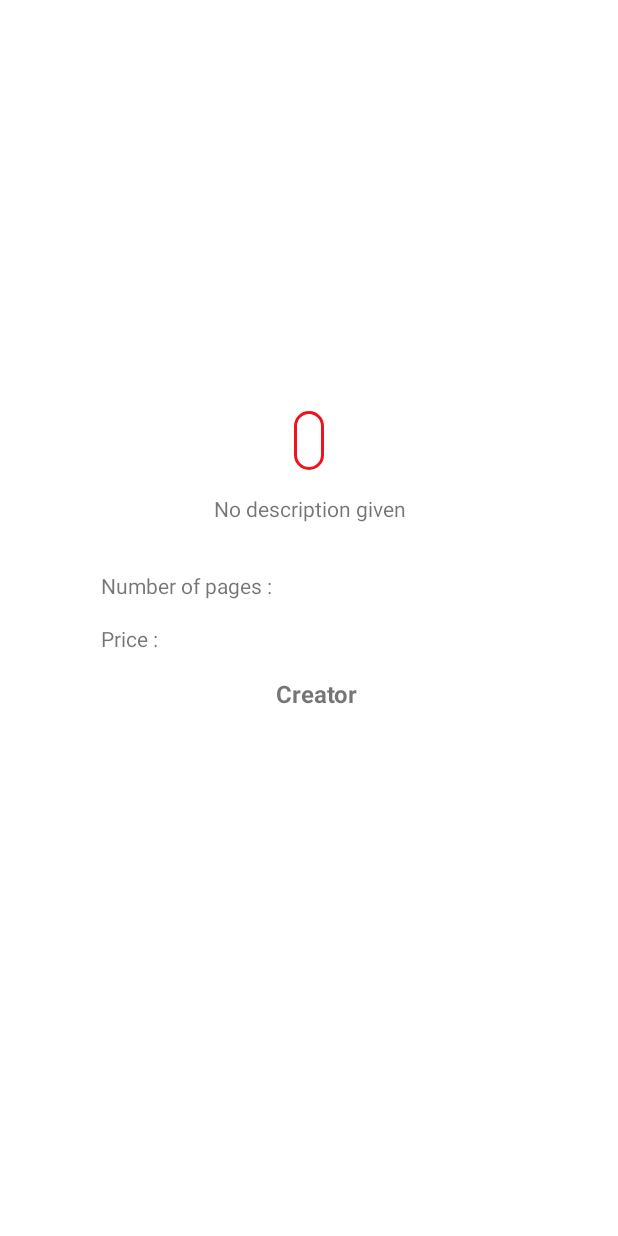
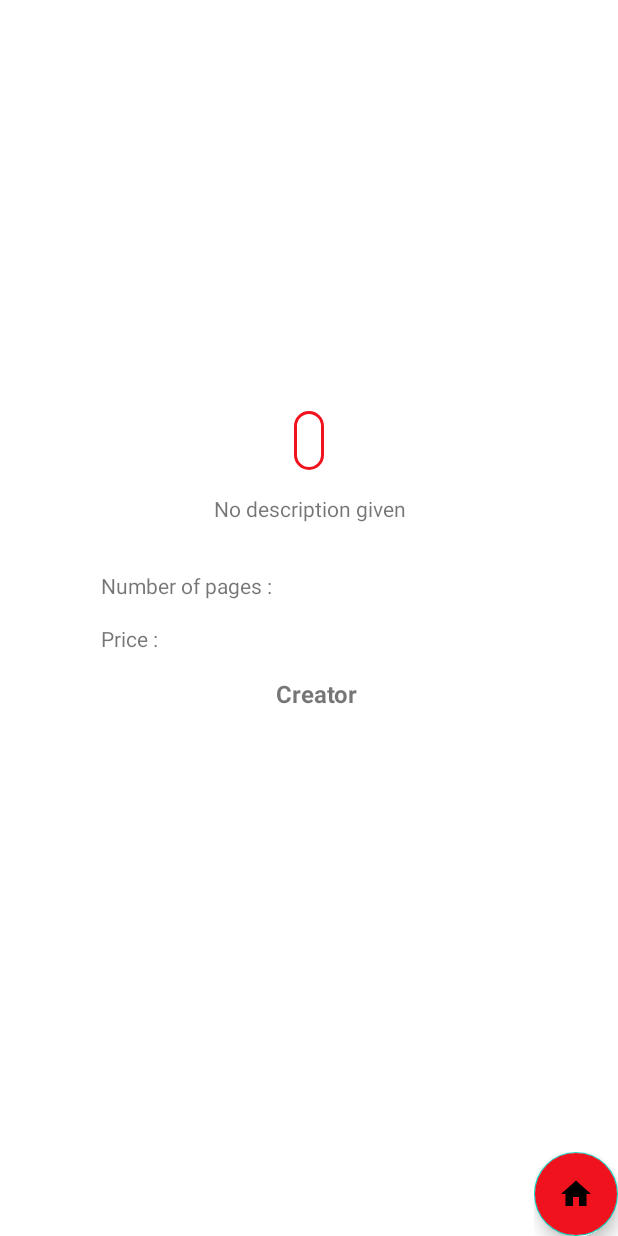
Before and after one commit to RomaricHaby/MarvelAPI-Kotlin, an Android app: the ComicsDetailActivity screen opened directly, with no data from a screen before it, on a phone screen of 412 x 824 dp. Run offline under Robolectric (Android 15) with nearby library versions, the phone set to English and light mode, and no system bars; our stand-ins replace Picasso; libraries missing offline, so code that uses them is left out: com.jakewharton.picasso; network calls fail; pictures from the network do not load; 10 statements that could not run were skipped.

Commit message:
Add home button +

```diff
--- a/marvel/app/src/main/java/com/marvel/model/user/DataUser.kt
+++ b/marvel/app/src/main/java/com/marvel/model/user/DataUser.kt
@@ -27,5 +27,4 @@ object DataUser {
     }
 
 
-
 }
--- a/marvel/app/src/main/java/com/marvel/ui/activity/ComicsDetailActivity.kt
+++ b/marvel/app/src/main/java/com/marvel/ui/activity/ComicsDetailActivity.kt
@@ -1,5 +1,6 @@
 package com.marvel.ui.activity
 
+import android.content.Intent
 import android.os.Bundle
 import android.view.View.VISIBLE
 import android.widget.ImageView
@@ -7,6 +8,7 @@ import android.widget.TextView
 import androidx.appcompat.app.AppCompatActivity
 import androidx.recyclerview.widget.LinearLayoutManager
 import androidx.recyclerview.widget.RecyclerView
+import com.google.android.material.floatingactionbutton.FloatingActionButton
 import com.jakewharton.picasso.OkHttp3Downloader
 import com.marvel.R
 import com.marvel.model.comics.Comics
@@ -24,6 +26,7 @@ class ComicsDetailActivity : AppCompatActivity(), CoroutineScope by MainScope()
     private lateinit var noCreator: TextView
     private lateinit var noDescription: TextView
     private lateinit var priceComics: TextView
+    private lateinit var homeButton: FloatingActionButton
 
     private lateinit var recyclerViewCreator: RecyclerView
 
@@ -65,6 +68,18 @@ class ComicsDetailActivity : AppCompatActivity(), CoroutineScope by MainScope()
         noDescription = findViewById(R.id.recyclerViewDescriptionComics_tv)
         priceComics = findViewById(R.id.ComicsPrix)
 
+        homeButton = findViewById(R.id.floatingButtonHome)
+        setHomeButton()
+
+    }
+
+    private fun setHomeButton() {
+        homeButton.setOnClickListener {
+            val intent = Intent(this, MainActivity::class.java)
+            intent.flags = Intent.FLAG_ACTIVITY_NEW_TASK
+            intent.flags = Intent.FLAG_ACTIVITY_CLEAR_TOP
+            startActivity(intent)
+        }
     }
 
     private fun setImageComics() {
--- a/marvel/app/src/main/java/com/marvel/ui/fragment/character/CharacterFragment.kt
+++ b/marvel/app/src/main/java/com/marvel/ui/fragment/character/CharacterFragment.kt
@@ -7,7 +7,6 @@ import android.view.ViewGroup
 import android.widget.EditText
 import android.widget.ImageButton
 import androidx.fragment.app.Fragment
-import androidx.lifecycle.Observer
 import androidx.recyclerview.widget.LinearLayoutManager
 import androidx.recyclerview.widget.RecyclerView
 import com.marvel.R
--- a/marvel/app/src/main/java/com/marvel/ui/fragment/character/recyclerview/CharacterAdapter.kt
+++ b/marvel/app/src/main/java/com/marvel/ui/fragment/character/recyclerview/CharacterAdapter.kt
@@ -8,10 +8,10 @@ import android.view.ViewGroup
 import android.widget.Toast
 import androidx.recyclerview.widget.RecyclerView
 import com.marvel.R
+import com.marvel.manager.SharedPreferencesManager
 import com.marvel.model.characters.Character
 import com.marvel.model.user.DataUser
 import com.marvel.ui.activity.CharacterDetailActivity
-import com.marvel.ui.activity.MainActivity
 
 
 class CharacterAdapter(list: List<Character>?, private val context: Context) :
@@ -55,6 +55,8 @@ class CharacterAdapter(list: List<Character>?, private val context: Context) :
                 Toast.makeText(context, items?.name + " ajouté des favoris", Toast.LENGTH_SHORT)
                     .show()
             }
+
+            SharedPreferencesManager.saveAllCharacter(context)
         }
 
     }
--- a/marvel/app/src/main/java/com/marvel/ui/viewmodel/ComicsViewModel.kt
+++ b/marvel/app/src/main/java/com/marvel/ui/viewmodel/ComicsViewModel.kt
@@ -1,5 +1,6 @@
 package com.marvel.ui.viewmodel
 
+import androidx.lifecycle.LiveData
 import androidx.lifecycle.MutableLiveData
 import androidx.lifecycle.ViewModel
 import androidx.lifecycle.viewModelScope
@@ -12,7 +13,7 @@ import kotlinx.coroutines.launch
 
 class ComicsViewModel : ViewModel() {
 
-    fun getAllComicsFromAPI(): MutableLiveData<List<Comics>?> {
+    fun getAllComicsFromAPI(): LiveData<List<Comics>?> {
         val liveData = MutableLiveData<List<Comics>?>()
         viewModelScope.launch {
             val character = GetAllComicsUseCase().execute().getOrThrow()
@@ -22,7 +23,7 @@ class ComicsViewModel : ViewModel() {
         return liveData
     }
 
-    fun getSearchComicsFromAPI(nameCharacter: String): MutableLiveData<List<Comics>?> {
+    fun getSearchComicsFromAPI(nameCharacter: String): LiveData<List<Comics>?> {
         val liveData = MutableLiveData<List<Comics>?>()
         viewModelScope.launch {
             val character = GetComicsByNameUseCase(nameCharacter).execute().getOrThrow()
@@ -32,7 +33,7 @@ class ComicsViewModel : ViewModel() {
         return liveData
     }
 
-    fun getComicsCreatorFromAPI(id: String): MutableLiveData<List<Creator>?> {
+    fun getComicsCreatorFromAPI(id: String): LiveData<List<Creator>?> {
         val liveData = MutableLiveData<List<Creator>?>()
         viewModelScope.launch {
             val character = GetComicsCreatorsUseCase(id).execute().getOrThrow()
--- a/marvel/app/src/main/java/com/marvel/ui/viewmodel/EventViewModel.kt
+++ b/marvel/app/src/main/java/com/marvel/ui/viewmodel/EventViewModel.kt
@@ -1,5 +1,6 @@
 package com.marvel.ui.viewmodel
 
+import androidx.lifecycle.LiveData
 import androidx.lifecycle.MutableLiveData
 import androidx.lifecycle.ViewModel
 import androidx.lifecycle.viewModelScope
@@ -10,7 +11,7 @@ import kotlinx.coroutines.launch
 
 class EventViewModel : ViewModel() {
 
-    fun getAllEventFromAPI(): MutableLiveData<List<Events>?> {
+    fun getAllEventFromAPI(): LiveData<List<Events>?> {
         val liveData = MutableLiveData<List<Events>?>()
         viewModelScope.launch {
             val event = GetAllEventsUseCase().execute().getOrThrow()
@@ -21,7 +22,7 @@ class EventViewModel : ViewModel() {
     }
 
 
-    fun getSearchEventFromAPI(nameEvent: String): MutableLiveData<List<Events>?> {
+    fun getSearchEventFromAPI(nameEvent: String): LiveData<List<Events>?> {
         val liveData = MutableLiveData<List<Events>?>()
         viewModelScope.launch {
             val event = GetEventByNameUseCase(nameEvent).execute().getOrThrow()
--- /dev/null
+++ b/marvel/app/src/main/res/drawable/ic_baseline_home_24.xml
@@ -0,0 +1,10 @@
+<vector xmlns:android="http://schemas.android.com/apk/res/android"
+    android:width="60dp"
+    android:height="60dp"
+    android:viewportWidth="24"
+    android:viewportHeight="24"
+    android:tint="?attr/colorControlNormal">
+    <path
+        android:fillColor="@android:color/white"
+        android:pathData="M10,20v-6h4v6h5v-8h3L12,3 2,12h3v8z" />
+</vector>
--- /dev/null
+++ b/marvel/app/src/main/res/drawable/shape_button.xml
@@ -0,0 +1,24 @@
+<?xml version="1.0" encoding="utf-8"?>
+<layer-list xmlns:android="http://schemas.android.com/apk/res/android">
+    <!--    <item>-->
+    <!--        <shape android:shape="oval">-->
+    <!--            <gradient-->
+    <!--                android:angle="45"-->
+    <!--                android:centerColor="#D62013"-->
+    <!--                android:centerX="35%"-->
+    <!--                android:endColor="#000000 "-->
+    <!--                android:startColor="#FF5E74"-->
+    <!--                android:type="linear" />-->
+    <!--            <size-->
+    <!--                android:width="56dp"-->
+    <!--                android:height="56dp" />-->
+    <!--        </shape>-->
+    <!--    </item>-->
+
+
+    <item
+        android:drawable="@drawable/ic_baseline_home_24"
+        android:gravity="center" />
+
+
+</layer-list>
--- a/marvel/app/src/main/res/layout/activity_comics_detail.xml
+++ b/marvel/app/src/main/res/layout/activity_comics_detail.xml
@@ -19,6 +19,7 @@
         app:layout_constraintStart_toStartOf="parent"
         app:layout_constraintTop_toTopOf="parent"
         tools:ignore="SpeakableTextPresentCheck">
+
 
         <androidx.constraintlayout.widget.ConstraintLayout
             android:layout_width="match_parent"
@@ -157,7 +158,15 @@
                 app:layout_constraintStart_toStartOf="@+id/ComicsNbrPages"
                 app:layout_constraintTop_toTopOf="@+id/textView7"
                 tools:text="50" />
+
         </androidx.constraintlayout.widget.ConstraintLayout>
     </ScrollView>
 
+    <include
+        layout="@layout/home_button"
+        android:layout_width="wrap_content"
+        android:layout_height="wrap_content"
+        app:layout_constraintBottom_toBottomOf="parent"
+        app:layout_constraintEnd_toEndOf="parent" />
+
 </androidx.constraintlayout.widget.ConstraintLayout>
--- /dev/null
+++ b/marvel/app/src/main/res/layout/home_button.xml
@@ -0,0 +1,19 @@
+<?xml version="1.0" encoding="utf-8"?>
+<androidx.constraintlayout.widget.ConstraintLayout xmlns:android="http://schemas.android.com/apk/res/android"
+    xmlns:app="http://schemas.android.com/apk/res-auto"
+    xmlns:tools="http://schemas.android.com/tools"
+    android:layout_width="wrap_content"
+    android:layout_height="wrap_content">
+
+    <com.google.android.material.floatingactionbutton.FloatingActionButton
+        android:id="@+id/floatingButtonHome"
+        android:layout_width="wrap_content"
+        android:layout_height="wrap_content"
+        android:backgroundTint="@color/marvel"
+        android:clickable="true"
+        android:src="@drawable/shape_button"
+        app:layout_constraintStart_toStartOf="parent"
+        app:layout_constraintTop_toTopOf="parent"
+
+        tools:ignore="SpeakableTextPresentCheck" />
+</androidx.constraintlayout.widget.ConstraintLayout>
```
Also changed, not shown: marvel/app/src/main/java/com/marvel/manager/SharedPreferencesManager.kt (added, +43 -0 lines), marvel/app/src/main/java/com/marvel/ui/activity/CharacterDetailActivity.kt (+16 -2 lines), marvel/app/src/main/java/com/marvel/ui/activity/CreatorDetailActivity.kt (+15 -0 lines), marvel/app/src/main/java/com/marvel/ui/activity/MainActivity.kt (+5 -40 lines), marvel/app/src/main/java/com/marvel/ui/viewmodel/CharacterViewModel.kt (+6 -5 lines), marvel/app/src/main/res/drawable/color_fade_red.xml (added, +15 -0 lines), marvel/app/src/main/res/layout/activity_character_detail.xml (+10 -0 lines), marvel/app/src/main/res/layout/activity_creator_detail.xml (+10 -0 lines).
